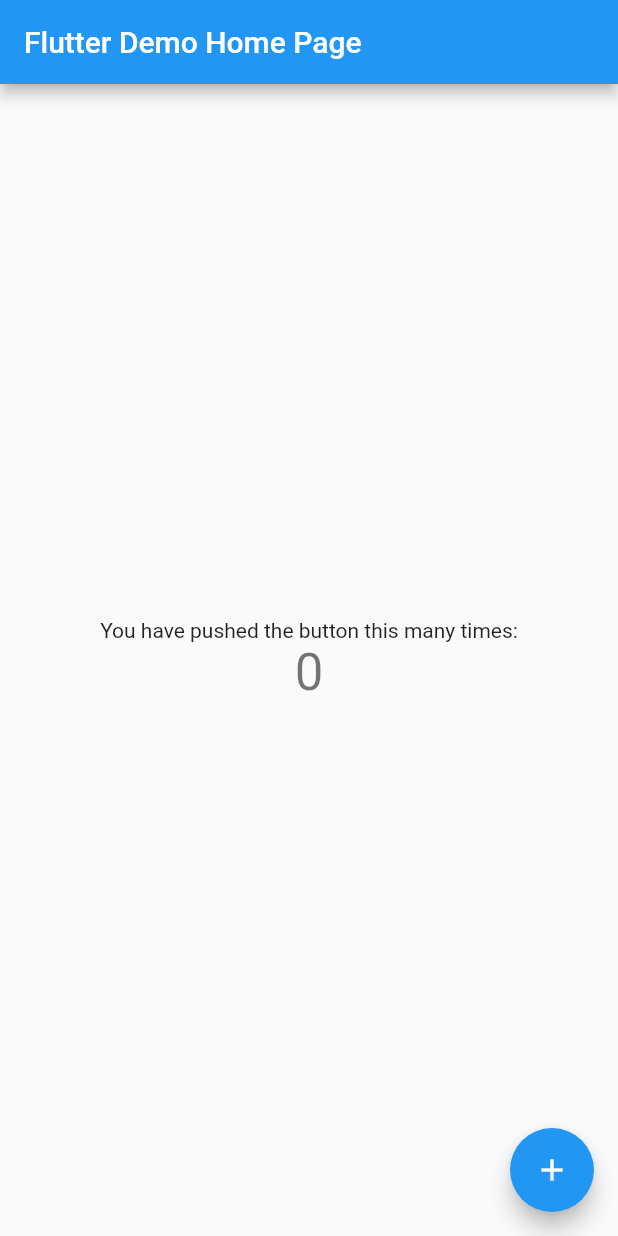
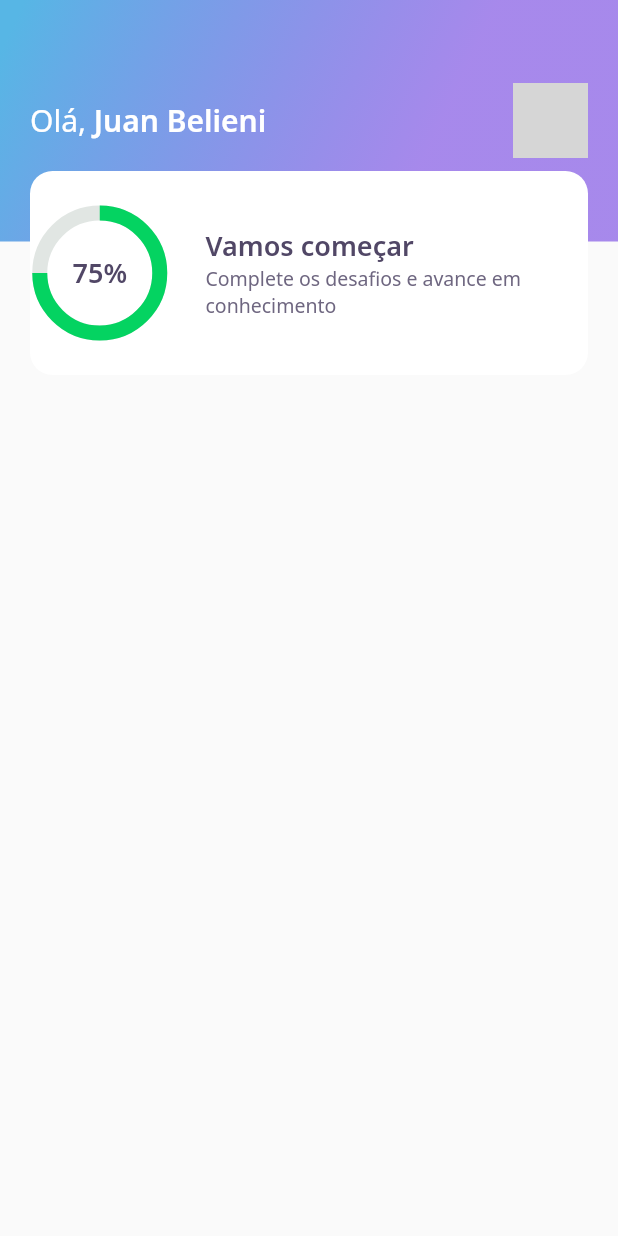
Before and after one commit to juanbelieni/devquiz, a Flutter app: the screen it shows after launch, on a phone screen of 412 x 824 dp. Run offline on Flutter 3.47's test engine with Material 2 defaults, Android fonts, the phone set to English and light mode, and no system bars; our stand-ins replace google_fonts; network calls fail; grey boxes are pictures that could not be loaded.

Commit message:
Day 1 - NLW

```diff
--- a/lib/core/app_images.dart
+++ b/lib/core/app_images.dart
@@ -7,4 +7,6 @@ class AppImages {
   static String get error => "assets/images/error.png";
   static String get trophy => "assets/images/trophy.png";
   static String get logo => "assets/images/logo.png";
+  static String get avatar =>
+      "https://avatars.githubusercontent.com/u/29464328?v=4";
 }
--- a/lib/core/app_widget.dart
+++ b/lib/core/app_widget.dart
@@ -1,5 +1,4 @@
-import 'package:DevQuiz/home/home_page.dart';
-import 'package:DevQuiz/splash/splash_page.dart';
+import 'package:devquiz/home/home_page.dart';
 import 'package:flutter/material.dart';
 
 class AppWidget extends StatelessWidget {
--- /dev/null
+++ b/lib/home/home_page.dart
@@ -0,0 +1,18 @@
+import 'package:devquiz/home/widgets/app_bar/app_bar_widget.dart';
+import 'package:flutter/material.dart';
+
+class HomePage extends StatefulWidget {
+  // const HomePage({Key? key}) : super(key: key);
+
+  @override
+  _HomePageState createState() => _HomePageState();
+}
+
+class _HomePageState extends State<HomePage> {
+  @override
+  Widget build(BuildContext context) {
+    return Scaffold(
+      appBar: AppBarWidget(),
+    );
+  }
+}
--- /dev/null
+++ b/lib/home/widgets/app_bar/app_bar_widget.dart
@@ -0,0 +1,54 @@
+import 'package:devquiz/core/core.dart';
+import 'package:devquiz/home/widgets/score_card/score_card_widget.dart';
+import 'package:flutter/material.dart';
+
+class AppBarWidget extends PreferredSize {
+  AppBarWidget()
+      : super(
+          preferredSize: Size.fromHeight(250),
+          child: Container(
+            height: 250,
+            child: Stack(
+              children: [
+                Container(
+                  height: 161,
+                  width: double.maxFinite,
+                  padding: const EdgeInsets.symmetric(horizontal: 20),
+                  decoration: BoxDecoration(gradient: AppGradients.linear),
+                  child: Row(
+                    mainAxisAlignment: MainAxisAlignment.spaceBetween,
+                    children: [
+                      Text.rich(
+                        TextSpan(
+                          text: "Olá, ",
+                          style: AppTextStyles.title,
+                          children: [
+                            TextSpan(
+                              text: "Juan Belieni",
+                              style: AppTextStyles.titleBold,
+                            )
+                          ],
+                        ),
+                      ),
+                      Container(
+                        width: 50,
+                        height: 50,
+                        decoration: BoxDecoration(
+                          borderRadius: BorderRadius.circular(10),
+                          image: DecorationImage(
+                            image: NetworkImage(AppImages.avatar),
+                          ),
+                        ),
+                      )
+                    ],
+                  ),
+                ),
+                Align(
+                  alignment: Alignment(0, 1),
+                  child: ScoreCardWidget(),
+                ),
+              ],
+            ),
+          ),
+        );
+}
--- /dev/null
+++ b/lib/home/widgets/chart/chart_widget.dart
@@ -0,0 +1,32 @@
+import 'package:devquiz/core/core.dart';
+import 'package:flutter/material.dart';
+
+class ChartWidget extends StatelessWidget {
+  @override
+  Widget build(BuildContext context) {
+    return Container(
+      height: 80,
+      width: 80,
+      child: Stack(
+        children: [
+          Center(
+            child: Container(
+              height: 80,
+              width: 80,
+              child: CircularProgressIndicator(
+                strokeWidth: 10,
+                value: 0.75,
+                backgroundColor: AppColors.chartSecondary,
+                valueColor:
+                    AlwaysStoppedAnimation<Color>(AppColors.chartPrimary),
+              ),
+            ),
+          ),
+          Center(
+            child: Text("75%", style: AppTextStyles.heading),
+          )
+        ],
+      ),
+    );
+  }
+}
--- /dev/null
+++ b/lib/home/widgets/score_card/score_card_widget.dart
@@ -0,0 +1,49 @@
+import 'package:devquiz/core/core.dart';
+import 'package:devquiz/home/widgets/chart/chart_widget.dart';
+import 'package:flutter/material.dart';
+
+class ScoreCardWidget extends StatelessWidget {
+  @override
+  Widget build(BuildContext context) {
+    return Padding(
+      padding: const EdgeInsets.symmetric(horizontal: 20),
+      child: Container(
+        height: 136,
+        // padding: const EdgeInsets.symmetric(horizontal: 20),
+        decoration: BoxDecoration(
+          color: AppColors.white,
+          borderRadius: BorderRadius.circular(15),
+        ),
+        child: Row(
+          crossAxisAlignment: CrossAxisAlignment.center,
+          children: [
+            Expanded(
+              flex: 1,
+              child: ChartWidget(),
+            ),
+            Expanded(
+              flex: 3,
+              child: Padding(
+                padding: const EdgeInsets.only(left: 24),
+                child: Column(
+                  mainAxisAlignment: MainAxisAlignment.center,
+                  crossAxisAlignment: CrossAxisAlignment.start,
+                  children: [
+                    Text(
+                      "Vamos começar",
+                      style: AppTextStyles.heading,
+                    ),
+                    Text(
+                      "Complete os desafios e avance em conhecimento",
+                      style: AppTextStyles.body,
+                    )
+                  ],
+                ),
+              ),
+            )
+          ],
+        ),
+      ),
+    );
+  }
+}
--- a/lib/main.dart
+++ b/lib/main.dart
@@ -1,113 +1,6 @@
+import 'package:devquiz/core/app_widget.dart';
 import 'package:flutter/material.dart';
 
 void main() {
-  runApp(MyApp());
+  runApp(AppWidget());
 }
-
-class MyApp extends StatelessWidget {
-  // This widget is the root of your application.
-  @override
-  Widget build(BuildContext context) {
-    return MaterialApp(
-      title: 'Flutter Demo',
-      theme: ThemeData(
-        // This is the theme of your application.
-        //
-        // Try running your application with "flutter run". You'll see the
-        // application has a blue toolbar. Then, without quitting the app, try
-        // changing the primarySwatch below to Colors.green and then invoke
-        // "hot reload" (press "r" in the console where you ran "flutter run",
-        // or simply save your changes to "hot reload" in a Flutter IDE).
-        // Notice that the counter didn't reset back to zero; the application
-        // is not restarted.
-        primarySwatch: Colors.blue,
-      ),
-      home: MyHomePage(title: 'Flutter Demo Home Page'),
-    );
-  }
-}
-
-class MyHomePage extends StatefulWidget {
-  MyHomePage({Key? key, this.title}) : super(key: key);
-
-  // This widget is the home page of your application. It is stateful, meaning
-  // that it has a State object (defined below) that contains fields that affect
-  // how it looks.
-
-  // This class is the configuration for the state. It holds the values (in this
-  // case the title) provided by the parent (in this case the App widget) and
-  // used by the build method of the State. Fields in a Widget subclass are
-  // always marked "final".
-
-  final String? title;
-
-  @override
-  _MyHomePageState createState() => _MyHomePageState();
-}
-
-class _MyHomePageState extends State<MyHomePage> {
-  int _counter = 0;
-
-  void _incrementCounter() {
-    setState(() {
-      // This call to setState tells the Flutter framework that something has
-      // changed in this State, which causes it to rerun the build method below
-      // so that the display can reflect the updated values. If we changed
-      // _counter without calling setState(), then the build method would not be
-      // called again, and so nothing would appear to happen.
-      _counter++;
-    });
-  }
-
-  @override
-  Widget build(BuildContext context) {
-    // This method is rerun every time setState is called, for instance as done
-    // by the _incrementCounter method above.
-    //
-    // The Flutter framework has been optimized to make rerunning build methods
-    // fast, so that you can just rebuild anything that needs updating rather
-    // than having to individually change instances of widgets.
-    return Scaffold(
-      appBar: AppBar(
-        // Here we take the value from the MyHomePage object that was created by
-        // the App.build method, and use it to set our appbar title.
-        title: Text(widget.title!),
-      ),
-      body: Center(
-        // Center is a layout widget. It takes a single child and positions it
-        // in the middle of the parent.
-        child: Column(
-          // Column is also a layout widget. It takes a list of children and
-          // arranges them vertically. By default, it sizes itself to fit its
-          // children horizontally, and tries to be as tall as its parent.
-          //
-          // Invoke "debug painting" (press "p" in the console, choose the
-          // "Toggle Debug Paint" action from the Flutter Inspector in Android
-          // Studio, or the "Toggle Debug Paint" command in Visual Studio Code)
-          // to see the wireframe for each widget.
-          //
-          // Column has various properties to control how it sizes itself and
-          // how it positions its children. Here we use mainAxisAlignment to
-          // center the children vertically; the main axis here is the vertical
-          // axis because Columns are vertical (the cross axis would be
-          // horizontal).
-          mainAxisAlignment: MainAxisAlignment.center,
-          children: <Widget>[
-            Text(
-              'You have pushed the button this many times:',
-            ),
-            Text(
-              '$_counter',
-              style: Theme.of(context).textTheme.headline4,
-            ),
-          ],
-        ),
-      ),
-      floatingActionButton: FloatingActionButton(
-        onPressed: _incrementCounter,
-        tooltip: 'Increment',
-        child: Icon(Icons.add),
-      ), // This trailing comma makes auto-formatting nicer for build methods.
-    );
-  }
-}
--- /dev/null
+++ b/lib/splash/splash_page.dart
@@ -0,0 +1,13 @@
+import 'package:devquiz/core/core.dart';
+import 'package:flutter/material.dart';
+
+class SplashPage extends StatelessWidget {
+  @override
+  Widget build(BuildContext context) {
+    return Scaffold(
+      body: Container(
+          decoration: BoxDecoration(gradient: AppGradients.linear),
+          child: Center(child: Image.asset(AppImages.logo))),
+    );
+  }
+}
--- a/pubspec.yaml
+++ b/pubspec.yaml
@@ -1,4 +1,4 @@
-name: DevQuiz
+name: devquiz
 description: DevQuiz - Juan Belieni
 version: 1.0.0+1
 
```
Also changed, not shown: 1 other file.
